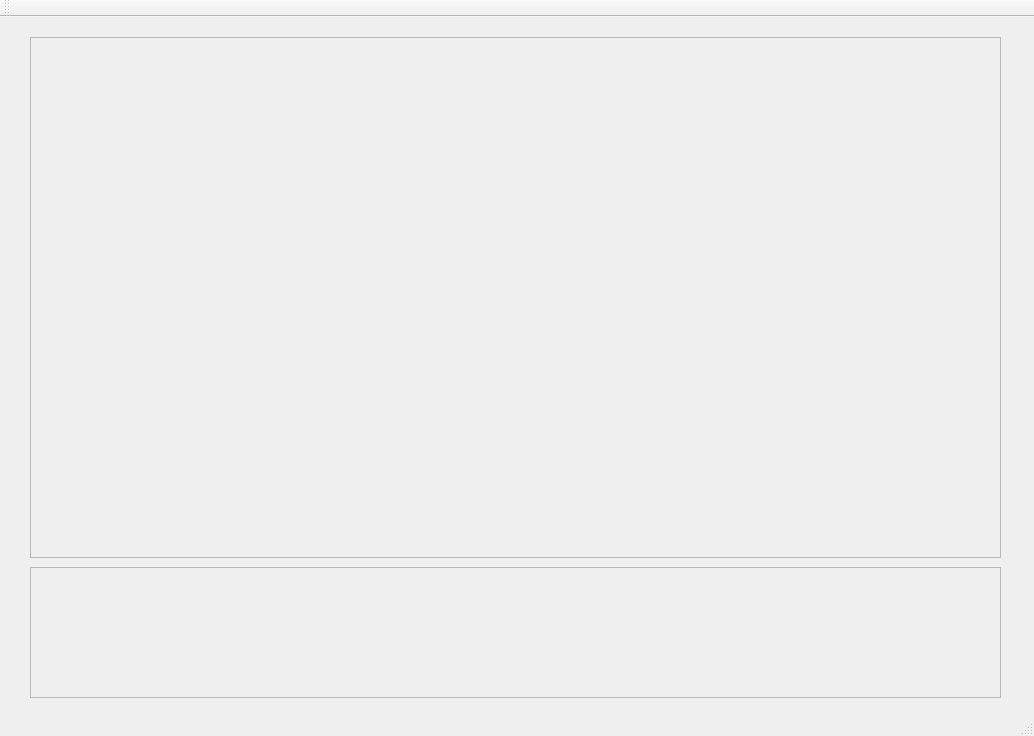
This is src/gcs.ui in uaarg/pigeon as Qt 5 draws it before an edit. The edited form follows.
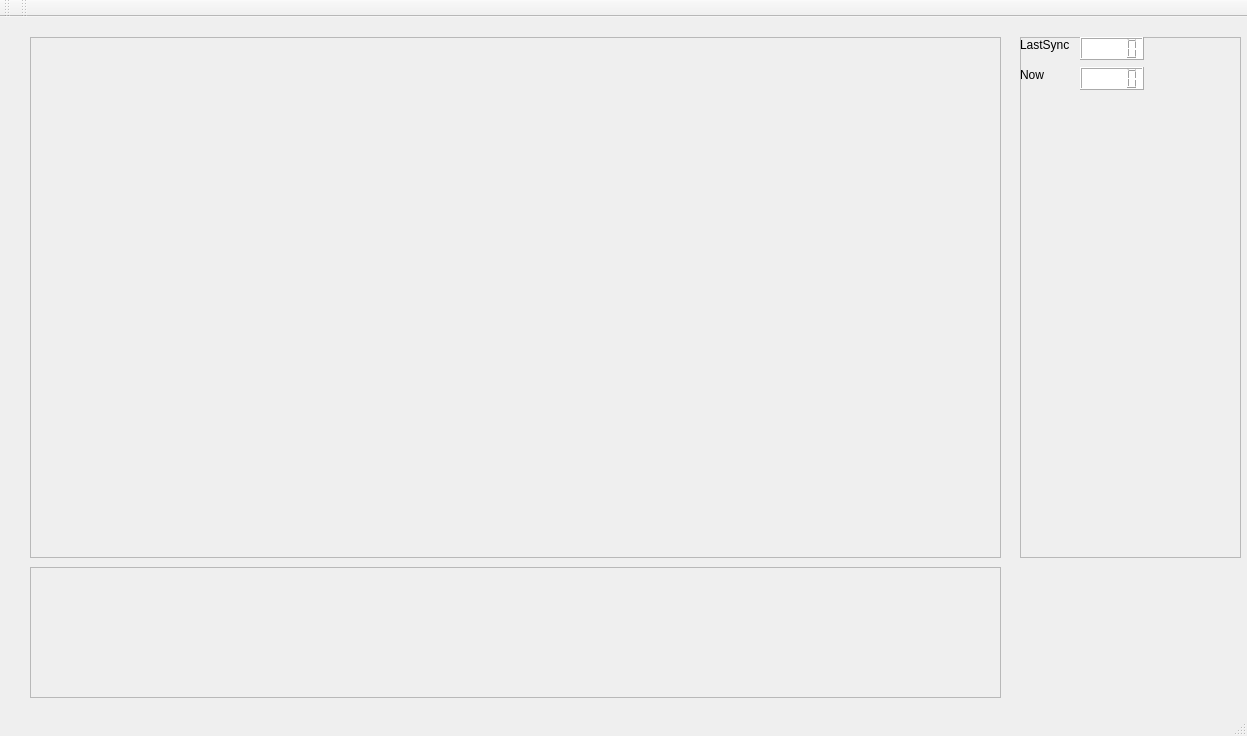
This is the edited form.

Commit message: Initializable network/db handler; Allowing for sync time visuals

The edit to the form file:
```diff
--- a/src/gcs.ui
+++ b/src/gcs.ui
@@ -6,7 +6,7 @@
    <rect>
     <x>0</x>
     <y>0</y>
-    <width>1034</width>
+    <width>1247</width>
     <height>736</height>
    </rect>
   </property>
@@ -112,6 +112,74 @@
      <string/>
     </property>
    </widget>
+   <widget class="QFrame" name="imageAttributesFrame">
+    <property name="geometry">
+     <rect>
+      <x>1020</x>
+      <y>20</y>
+      <width>221</width>
+      <height>521</height>
+     </rect>
+    </property>
+    <property name="frameShape">
+     <enum>QFrame::StyledPanel</enum>
+    </property>
+    <property name="frameShadow">
+     <enum>QFrame::Raised</enum>
+    </property>
+    <widget class="QLCDNumber" name="lastSyncLCDNumber">
+     <property name="geometry">
+      <rect>
+       <x>60</x>
+       <y>0</y>
+       <width>64</width>
+       <height>23</height>
+      </rect>
+     </property>
+     <property name="styleSheet">
+      <string notr="true">font: 13pt &quot;.Lucida Grande UI&quot;;background-color:rgb(255,255,255);</string>
+     </property>
+    </widget>
+    <widget class="QLCDNumber" name="nowLCDNumber">
+     <property name="geometry">
+      <rect>
+       <x>60</x>
+       <y>30</y>
+       <width>64</width>
+       <height>23</height>
+      </rect>
+     </property>
+     <property name="styleSheet">
+      <string notr="true">font: 13pt &quot;.Lucida Grande UI&quot;;background-color:rgb(255,255,255);</string>
+     </property>
+    </widget>
+    <widget class="QLabel" name="label">
+     <property name="geometry">
+      <rect>
+       <x>0</x>
+       <y>0</y>
+       <width>62</width>
+       <height>16</height>
+      </rect>
+     </property>
+     <property name="text">
+      <string>LastSync</string>
+     </property>
+    </widget>
+    <widget class="QLabel" name="label_2">
+     <property name="geometry">
+      <rect>
+       <x>0</x>
+       <y>30</y>
+       <width>62</width>
+       <height>16</height>
+      </rect>
+     </property>
+     <property name="text">
+      <string>Now</string>
+     </property>
+    </widget>
+   </widget>
   </widget>
   <widget class="QMenuBar" name="menubar">
    <property name="geometry">
@@ -138,6 +206,17 @@
     <bool>false</bool>
    </attribute>
   </widget>
+  <widget class="QToolBar" name="syncInfoToolbar">
+   <property name="windowTitle">
+    <string>toolBar_2</string>
+   </property>
+   <attribute name="toolBarArea">
+    <enum>TopToolBarArea</enum>
+   </attribute>
+   <attribute name="toolBarBreak">
+    <bool>false</bool>
+   </attribute>
+  </widget>
  </widget>
  <resources/>
  <connections/>
```
Left out of the diff: 2 changed lines with no effect on the pictures. The commit also changes 6 other files.
